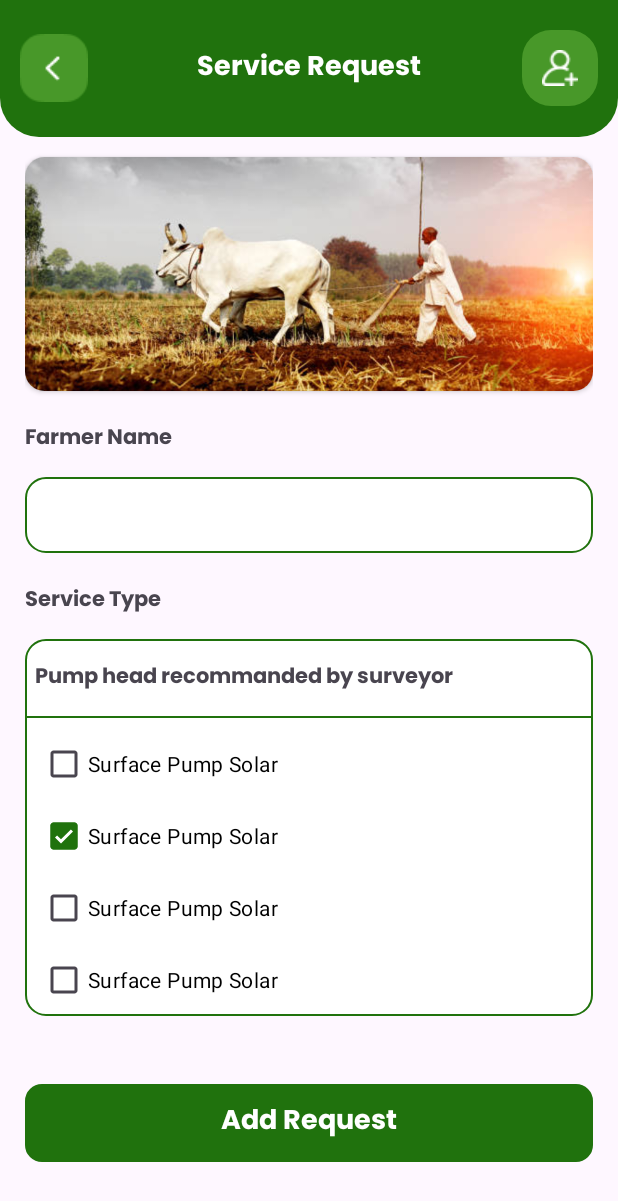
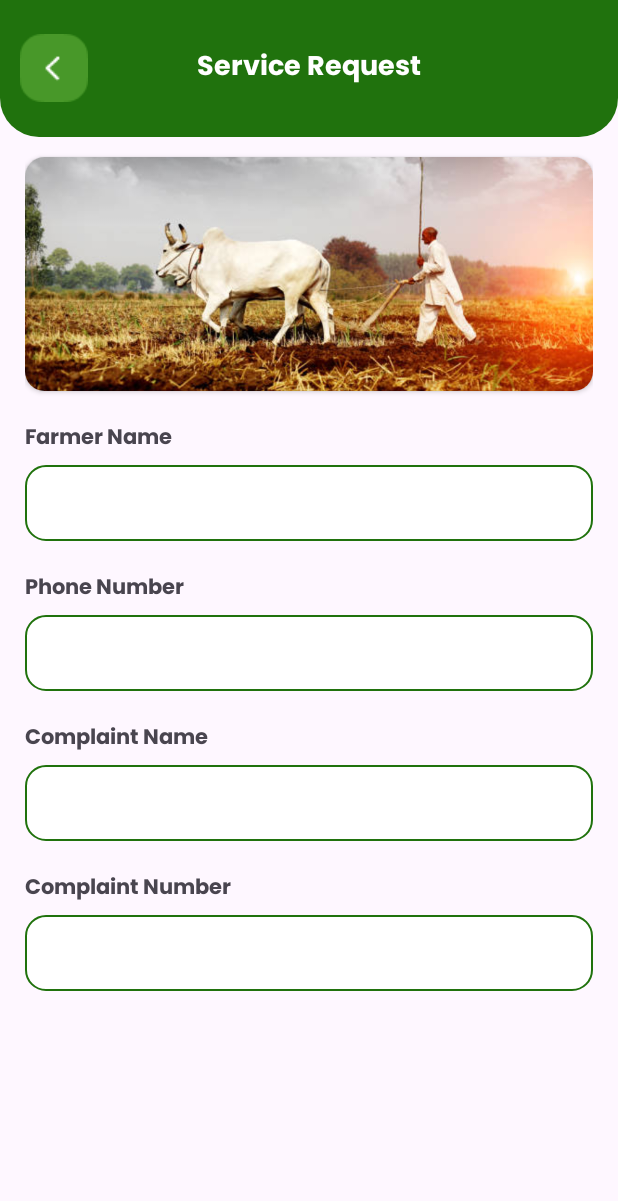
Before and after one commit to vidhee09/FarmerApp, an Android app: the AddRequestFarmerActivity screen opened directly, with no data from a screen before it, on a phone screen of 412 x 824 dp. Shown: the top 1201 px of the screen. Run offline under Robolectric (Android 15) with nearby library versions, the phone set to English and light mode, and no system bars; our stand-ins replace sdp/ssp sizes.

Commit message:
"Small changes in dashbord screen"

```diff
--- a/app/src/main/java/com/ananta/fieldAgent/Activity/farmer/AddRequestFarmerActivity.java
+++ b/app/src/main/java/com/ananta/fieldAgent/Activity/farmer/AddRequestFarmerActivity.java
@@ -21,6 +21,7 @@ public class AddRequestFarmerActivity extends AppCompatActivity {
 
     private ActivityAddRequestFarmerBinding binding;
     private Preference preference;
+    private  String complaintName, complaintNumber;
     @Override
     protected void onCreate(Bundle savedInstanceState) {
         EdgeToEdge.enable(this);
@@ -33,16 +34,20 @@ public class AddRequestFarmerActivity extends AppCompatActivity {
             v.setPadding(systemBars.left, systemBars.top, systemBars.right, systemBars.bottom);
             return insets;
         });
+        complaintName = getIntent().getStringExtra("complaint_name");
+        complaintNumber = getIntent().getStringExtra("complaint_number");
 
-        binding.edtFarmerName.setText(preference.getFarmerName());
-        binding.llAddRequestBtn.setOnClickListener(v -> {
+        binding.tvFarmerName.setText(preference.getFarmerName());
+        binding.tvFarmerNumber.setText(preference.getFarmerNum());
+        binding.tvFarmerComplaintName.setText(complaintName);
+        binding.tvFarmerComplaintNumber.setText(complaintNumber);
 
-//                Intent intent = new Intent(AddRequestFarmerActivity.this, FarmerDashboardActivity.class);
-            Intent intent = new Intent(AddRequestFarmerActivity.this, DashboardActivity.class);
-            startActivity(intent);
-
+        binding.ivBackPress.setOnClickListener(new View.OnClickListener() {
+            @Override
+            public void onClick(View v) {
+                onBackPressed();
+            }
         });
-
     }
 
 }
--- a/app/src/main/java/com/ananta/fieldAgent/Activity/fieldAgent/AddRequestActivity.java
+++ b/app/src/main/java/com/ananta/fieldAgent/Activity/fieldAgent/AddRequestActivity.java
@@ -265,7 +265,6 @@ public class AddRequestActivity extends AppCompatActivity implements View.OnClic
                     Toast.makeText(this, "Please filled all field and try again", Toast.LENGTH_SHORT).show();
                 }
             }
-
         } else if (id == R.id.ivReqCamera) {
             showPictureDialog(1);
         } else if (id == R.id.ivInsuranceCamera) {
@@ -462,17 +461,13 @@ public class AddRequestActivity extends AppCompatActivity implements View.OnClic
                 try {
                     if (photos == 1) {
                         Bitmap bitmap = MediaStore.Images.Media.getBitmap(this.getContentResolver(), contentURI);
-                        Toast.makeText(getApplicationContext(), "Image Saved!", Toast.LENGTH_SHORT).show();
                         uploadImage(contentURI, 1);
                         path = String.valueOf(contentURI);
-                        Log.d("path===>", "=1=" + path);
                         binding.ivRequestPhoto.setImageBitmap(bitmap);
                     } else {
                         Bitmap bitmap = MediaStore.Images.Media.getBitmap(this.getContentResolver(), contentURI);
-                        Toast.makeText(getApplicationContext(), "Image Saved!", Toast.LENGTH_SHORT).show();
                         uploadImage(contentURI, 2);
                         path = String.valueOf(contentURI);
-                        Log.d("path===>", "=2=" + path);
                         binding.ivInsurancePhoto.setImageBitmap(bitmap);
                     }
 
@@ -530,6 +525,7 @@ public class AddRequestActivity extends AppCompatActivity implements View.OnClic
         return Uri.parse(path);
     }
 
+
     public void uploadImage(Uri contentURI, int fromWhere) {
         Uri uri = null;
         String fName = "";
--- a/app/src/main/java/com/ananta/fieldAgent/Adapters/FarmAdapter.java
+++ b/app/src/main/java/com/ananta/fieldAgent/Adapters/FarmAdapter.java
@@ -11,7 +11,9 @@ import androidx.annotation.NonNull;
 import androidx.recyclerview.widget.RecyclerView;
 
 import com.ananta.fieldAgent.Models.CurrentRequestFarmerModel;
+import com.ananta.fieldAgent.Parser.Const;
 import com.ananta.fieldAgent.R;
+import com.bumptech.glide.Glide;
 
 import java.util.ArrayList;
 import java.util.List;
@@ -45,14 +47,12 @@ public class FarmAdapter extends RecyclerView.Adapter<FarmAdapter.ViewHolder>{
         holder.tvFarmerName.setText(model.getRequestType());
         holder.tvAddressName.setText(model.getDescription());
         holder.tvPumpName.setText(model.getServiceRequest());
-        holder.itemView.setOnClickListener(new View.OnClickListener() {
-            @Override
-            public void onClick(View v) {
+        if (!model.getImageName().isEmpty()){
+            Glide.with(context).load(Const.IMAGE_URL+model.getImageName()).into(holder.ivFarmerImage);
+        }else {
+            Glide.with(context).load(R.drawable.placeholder).into(holder.ivFarmerImage);
+        }
 
-               /* Intent intent = new Intent(context, FarmerProfileActivity.class);
-                context.startActivity(intent);*/
-            }
-        });
     }
 
     @Override
--- a/app/src/main/java/com/ananta/fieldAgent/Adapters/FarmServiceAdapter.java
+++ b/app/src/main/java/com/ananta/fieldAgent/Adapters/FarmServiceAdapter.java
@@ -1,6 +1,8 @@
 package com.ananta.fieldAgent.Adapters;
 
+import android.app.Activity;
 import android.content.Context;
+import android.content.Intent;
 import android.view.LayoutInflater;
 import android.view.View;
 import android.view.ViewGroup;
@@ -10,9 +12,12 @@ import android.widget.TextView;
 import androidx.annotation.NonNull;
 import androidx.recyclerview.widget.RecyclerView;
 
+import com.ananta.fieldAgent.Activity.farmer.AddRequestFarmerActivity;
 import com.ananta.fieldAgent.Models.CurrentRequestFarmerModel;
 import com.ananta.fieldAgent.Models.PastFarmerRequestModel;
+import com.ananta.fieldAgent.Parser.Const;
 import com.ananta.fieldAgent.R;
+import com.bumptech.glide.Glide;
 
 import java.util.ArrayList;
 import java.util.List;
@@ -44,6 +49,17 @@ public class FarmServiceAdapter extends RecyclerView.Adapter<FarmServiceAdapter.
         holder.tvFarmerName.setText(model.getRequestType());
         holder.tvAddressName.setText(model.getDescription());
         holder.tvPumpName.setText(model.getServiceRequest());
+        if (!model.getImageName().isEmpty()){
+            Glide.with(context).load(Const.IMAGE_URL+model.getImageName()).into(holder.ivServiceImage);
+        }else {
+            Glide.with(context).load(R.drawable.placeholder).into(holder.ivServiceImage);
+        }
+        holder.itemView.setOnClickListener(new View.OnClickListener() {
+            @Override
+            public void onClick(View v) {
+                ((Activity)context).startActivity(new Intent(context, AddRequestFarmerActivity.class).putExtra("complaint_name", model.getServiceRequest()).putExtra("complaint_number", "1234567899"));
+            }
+        });
     }
 
     @Override
@@ -57,7 +73,6 @@ public class FarmServiceAdapter extends RecyclerView.Adapter<FarmServiceAdapter.
         ImageView ivServiceImage;
         public ViewHolder(@NonNull View itemView) {
             super(itemView);
-
             tvFarmerName = itemView.findViewById(R.id.tvFarmerName);
             tvPumpName = itemView.findViewById(R.id.tvPumpName);
             tvAddressName = itemView.findViewById(R.id.tvAddressName);
--- a/app/src/main/java/com/ananta/fieldAgent/Parser/Const.java
+++ b/app/src/main/java/com/ananta/fieldAgent/Parser/Const.java
@@ -8,4 +8,5 @@ public class Const {
     public static String COMPANY_NAME = "";
     public static String MOBILE_NUMBER = "";
     public static String FARMER_ID = "";
+    public static String IMAGE_URL = "https://farmer.idglock.com/public/images/uploads/";
 }
--- a/app/src/main/java/com/ananta/fieldAgent/Parser/Utils.java
+++ b/app/src/main/java/com/ananta/fieldAgent/Parser/Utils.java
@@ -6,6 +6,7 @@ import android.graphics.Color;
 import android.graphics.drawable.ColorDrawable;
 import android.net.ConnectivityManager;
 import android.net.NetworkInfo;
+import android.util.Log;
 import android.view.Window;
 import android.view.WindowManager;
 import android.widget.ProgressBar;
@@ -14,8 +15,16 @@ import androidx.appcompat.app.AppCompatActivity;
 
 import com.ananta.fieldAgent.R;
 
+import java.io.File;
+
+import okhttp3.MediaType;
+import okhttp3.MultipartBody;
+import okhttp3.RequestBody;
+
 public class Utils {
     private static Dialog dialog;
+    public static MediaType MEDIA_TYPE_IMAGE = MediaType.parse("placeholder/*");
+
   static ProgressBar ivProgressBar;
 
     public static boolean isInternetConnected(Context context) {
@@ -49,5 +58,17 @@ public class Utils {
         }
     }
 
+    public static MultipartBody.Part makeMultipartRequestBody(Context context, String photoPath, String partName) {
+        try {
+            File file = new File(photoPath);
+            RequestBody requestFile = RequestBody.create(file, MEDIA_TYPE_IMAGE);
+            return MultipartBody.Part.createFormData(partName, context.getResources().getString(R.string.app_name), requestFile);
+        } catch (NullPointerException e) {
+            Log.d("AddRequestActivity", "makeMultipartRequestBody" + e.getMessage());
+            return null;
+        }
+    }
+
+
 
 }
--- a/app/src/main/res/layout/activity_add_request_farmer.xml
+++ b/app/src/main/res/layout/activity_add_request_farmer.xml
@@ -35,16 +35,6 @@
             android:textColor="@color/white"
             android:textSize="@dimen/_14ssp" />
 
-        <ImageView
-            android:layout_width="wrap_content"
-            android:layout_height="wrap_content"
-            android:layout_gravity="center"
-            android:padding="@dimen/_10sdp"
-            android:background="@drawable/bg_green_add"
-            android:layout_alignParentEnd="true"
-            android:layout_centerVertical="true"
-            android:layout_marginEnd="@dimen/_10sdp"
-            android:src="@drawable/user"/>
 
     </RelativeLayout>
 
@@ -85,21 +75,19 @@
                 android:fontFamily="@font/poppins_bold"/>
 
             <TextView
-                android:id="@+id/edtFarmerName"
+                android:id="@+id/tvFarmerName"
                 android:layout_width="match_parent"
                 android:layout_height="wrap_content"
                 android:background="@drawable/round_background"
                 android:textColor="@color/black"
                 android:textStyle="bold"
                 android:fontFamily="@font/poppins_regular"
-                android:maxLength="10"
                 android:drawablePadding="@dimen/_5sdp"
-                android:layout_marginTop="@dimen/_10sdp"
+                android:layout_marginTop="@dimen/_4sdp"
                 android:gravity="center_vertical"
                 android:padding="@dimen/_10sdp" />
 
         </LinearLayout>
-
 
         <LinearLayout
             android:layout_width="match_parent"
@@ -110,90 +98,76 @@
             <TextView
                 android:layout_width="wrap_content"
                 android:layout_height="wrap_content"
-                android:text="Service Type"
+                android:text="Phone Number"
                 android:fontFamily="@font/poppins_bold"/>
 
-            <RelativeLayout
+            <TextView
+                android:id="@+id/tvFarmerNumber"
                 android:layout_width="match_parent"
                 android:layout_height="wrap_content"
-                android:layout_marginTop="@dimen/_10sdp">
+                android:background="@drawable/round_background"
+                android:textColor="@color/black"
+                android:textStyle="bold"
+                android:fontFamily="@font/poppins_regular"
+                android:drawablePadding="@dimen/_5sdp"
+                android:layout_marginTop="@dimen/_4sdp"
+                android:gravity="center_vertical"
+                android:padding="@dimen/_10sdp" />
+
+        </LinearLayout>
 
         <LinearLayout
             android:layout_width="match_parent"
             android:layout_height="wrap_content"
-                    android:background="@drawable/round_background"
+            android:layout_marginTop="@dimen/_15sdp"
             android:orientation="vertical">
 
             <TextView
                 android:layout_width="wrap_content"
                 android:layout_height="wrap_content"
-                        android:layout_marginTop="@dimen/_5sdp"
-                        android:padding="@dimen/_5sdp"
-                        android:fontFamily="@font/poppins_bold"
-                        android:text="Pump head recommanded by surveyor" />
+                android:text="Complaint Name"
+                android:fontFamily="@font/poppins_bold"/>
 
-                    <LinearLayout
+            <TextView
+                android:id="@+id/tvFarmerComplaintName"
                 android:layout_width="match_parent"
-                        android:layout_height="1dp"
-                        android:layout_marginVertical="@dimen/_5sdp"
-                        android:background="@color/appColor"/>
+                android:layout_height="wrap_content"
+                android:background="@drawable/round_background"
+                android:textColor="@color/black"
+                android:textStyle="bold"
+                android:fontFamily="@font/poppins_regular"
+                android:drawablePadding="@dimen/_5sdp"
+                android:layout_marginTop="@dimen/_4sdp"
+                android:gravity="center_vertical"
+                android:padding="@dimen/_10sdp" />
+
+        </LinearLayout>
 
         <LinearLayout
             android:layout_width="match_parent"
             android:layout_height="wrap_content"
-                        android:paddingStart="10dp"
-                        android:orientation="vertical">
-
-                        <CheckBox
-                            android:layout_width="match_parent"
-                            android:layout_height="wrap_content"
-                            android:text="Surface Pump Solar"
-                            android:textColor="@color/black" />
-
-                        <CheckBox
-                            android:layout_width="match_parent"
-                            android:layout_height="wrap_content"
-                            android:text="Surface Pump Solar"
-                            android:checked="true"
-                            android:textColor="@color/black" />
-
-                        <CheckBox
-                            android:layout_width="match_parent"
-                            android:layout_height="wrap_content"
-                            android:text="Surface Pump Solar"
-                            android:textColor="@color/black" />
-
-                        <CheckBox
-                            android:layout_width="match_parent"
-                            android:layout_height="wrap_content"
-                            android:text="Surface Pump Solar"
-                            android:textColor="@color/black" />
-
-                    </LinearLayout>
-
-                </LinearLayout>
-
-            </RelativeLayout>
-
-        </LinearLayout>
-
-
-        <LinearLayout
-            android:id="@+id/llAddRequestBtn"
-            android:layout_width="match_parent"
-            android:layout_height="@dimen/_40sdp"
-            android:layout_marginTop="@dimen/_35sdp"
-            android:background="@drawable/round_fill_background"
+            android:layout_marginTop="@dimen/_15sdp"
             android:orientation="vertical">
 
             <TextView
+                android:layout_width="wrap_content"
+                android:layout_height="wrap_content"
+                android:text="Complaint Number"
+                android:fontFamily="@font/poppins_bold"/>
+
+            <TextView
+                android:id="@+id/tvFarmerComplaintNumber"
                 android:layout_width="match_parent"
-                android:layout_height="match_parent"
-                android:fontFamily="@font/poppins_bold"
-                android:gravity="center"
-                android:text="Add Request"
-                android:textColor="@color/white"
-                android:textSize="@dimen/_14ssp"/>
+                android:layout_height="wrap_content"
+                android:background="@drawable/round_background"
+                android:textColor="@color/black"
+                android:textStyle="bold"
+                android:fontFamily="@font/poppins_regular"
+                android:drawablePadding="@dimen/_5sdp"
+                android:layout_marginTop="@dimen/_4sdp"
+                android:gravity="center_vertical"
+                android:padding="@dimen/_10sdp" />
+
         </LinearLayout>
 
     </LinearLayout>
--- a/app/src/main/res/layout/raw_farmer_layout.xml
+++ b/app/src/main/res/layout/raw_farmer_layout.xml
@@ -55,6 +55,7 @@
             <androidx.cardview.widget.CardView
                 android:layout_width="wrap_content"
                 android:layout_height="wrap_content"
+                android:background="@android:color/transparent"
                 app:cardCornerRadius="@dimen/_10sdp">
 
                 <ImageView
--- a/app/src/main/res/values-night/themes.xml
+++ b/app/src/main/res/values-night/themes.xml
@@ -1,10 +1,10 @@
 <resources>
     <!-- Base application theme. -->
-    <style name="Base.Theme.FarmerApp" parent="Theme.Material3.DayNight.NoActionBar">
-        <!-- Customize your dark theme here. -->
+    <!--<style name="Base.Theme.FarmerApp" parent="Theme.Material3.DayNight.NoActionBar">
+        &lt;!&ndash; Customize your dark theme here. &ndash;&gt;
 
 
         <item name="android:statusBarColor">@android:color/transparent</item>
         <item name="android:windowLightStatusBar">false</item>
-    </style>
+    </style>-->
 </resources>
--- a/app/src/main/res/values-v23/themes.xml
+++ b/app/src/main/res/values-v23/themes.xml
@@ -1,9 +1,9 @@
 <resources>
 
-    <style name="Theme.FarmerApp" parent="Base.Theme.FarmerApp">
-        <!-- Transparent system bars for edge-to-edge. -->
+    <!--<style name="Theme.FarmerApp" parent="Base.Theme.FarmerApp">
+        &lt;!&ndash; Transparent system bars for edge-to-edge. &ndash;&gt;
         <item name="android:navigationBarColor">@android:color/transparent</item>
         <item name="android:statusBarColor">@color/appColor</item>
         <item name="android:windowLightStatusBar">false</item>
-    </style>
+    </style>-->
 </resources>
```
Lines whose indentation alone changed are shown as unchanged.
